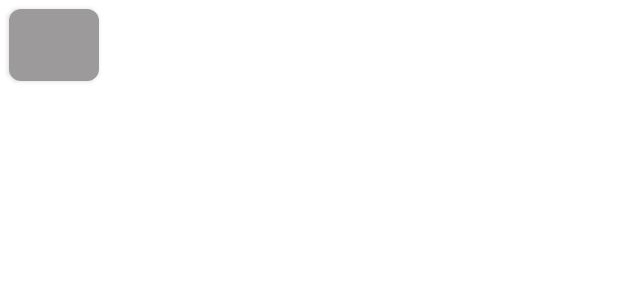
After one commit to 3BSC/YOMAKASE_ANDROID, an Android app: the layout rv_item_closed_day.xml on its own in the app's theme, with its tools: preview values and no code run, on a phone screen of 412 x 824 dp. The commit adds this screen. Shown: the top 300 px of the screen. Run offline under Robolectric (Android 15) with nearby library versions, the phone set to English and light mode, and no system bars.

Commit message:
feat: add ClosedDay feature

```diff
--- /dev/null
+++ b/app/src/main/java/com/example/yomakase/ClosedDay.kt
@@ -0,0 +1,5 @@
+package com.example.yomakase
+
+data class ClosedDay(
+    val day: String
+)
--- /dev/null
+++ b/app/src/main/res/drawable/btn_unclicked.xml
@@ -0,0 +1,6 @@
+<?xml version="1.0" encoding="utf-8"?>
+<shape xmlns:android="http://schemas.android.com/apk/res/android"
+    android:shape="rectangle">
+    <solid android:color="#9C9A9A"/>
+    <corners android:radius="8dp"/>
+</shape>
--- /dev/null
+++ b/app/src/main/res/layout/rv_item_closed_day.xml
@@ -0,0 +1,29 @@
+<?xml version="1.0" encoding="utf-8"?>
+<layout xmlns:android="http://schemas.android.com/apk/res/android">
+
+    <data>
+        <variable
+            name="closeday"
+            type="com.example.yomakase.ClosedDay" />
+    </data>
+
+    <LinearLayout
+        android:orientation="vertical"
+        android:layout_width="wrap_content"
+        android:layout_height="wrap_content"
+        >
+
+        <androidx.appcompat.widget.AppCompatButton
+            android:id="@+id/btnDay"
+            android:layout_width="60dp"
+            android:layout_height="wrap_content"
+            android:background="@drawable/btn_unclicked"
+            android:text="@{closeday.day}"
+            android:elevation="5dp"
+            android:textAppearance="@style/btn_login_text_style"
+            android:textSize="13sp"
+            android:tag="0"
+            android:layout_margin="6dp"/>
+
+    </LinearLayout>
+</layout>
```
Also changed, not shown: app/src/main/java/com/example/yomakase/ClosedDayAdapter.kt (added, +42 -0 lines), app/src/main/java/com/example/yomakase/JoinOwnerMemberActivity.kt (+24 -1 lines), app/src/main/res/layout/activity_join_owner_member.xml (+27 -0 lines).
